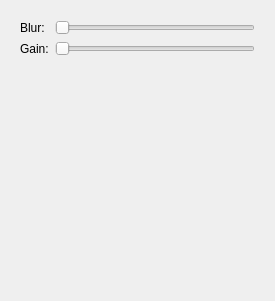
The window that Modules/modulefilterssettings.ui (mcharmas/TouchTracer) describes before a commit, drawn with Qt 5.
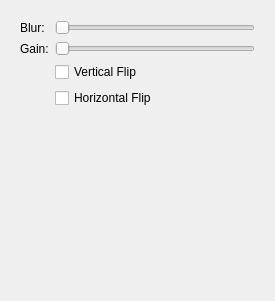
The same window after the commit.

Diff of the .ui file:
```diff
--- a/Modules/modulefilterssettings.ui
+++ b/Modules/modulefilterssettings.ui
@@ -51,6 +51,20 @@
         </property>
        </widget>
       </item>
+      <item row="4" column="1">
+       <widget class="QCheckBox" name="verticalFlipCheck">
+        <property name="text">
+         <string>Vertical Flip</string>
+        </property>
+       </widget>
+      </item>
+      <item row="5" column="1">
+       <widget class="QCheckBox" name="horizontalFlipCheck">
+        <property name="text">
+         <string>Horizontal Flip</string>
+        </property>
+       </widget>
+      </item>
      </layout>
     </widget>
    </item>
```
